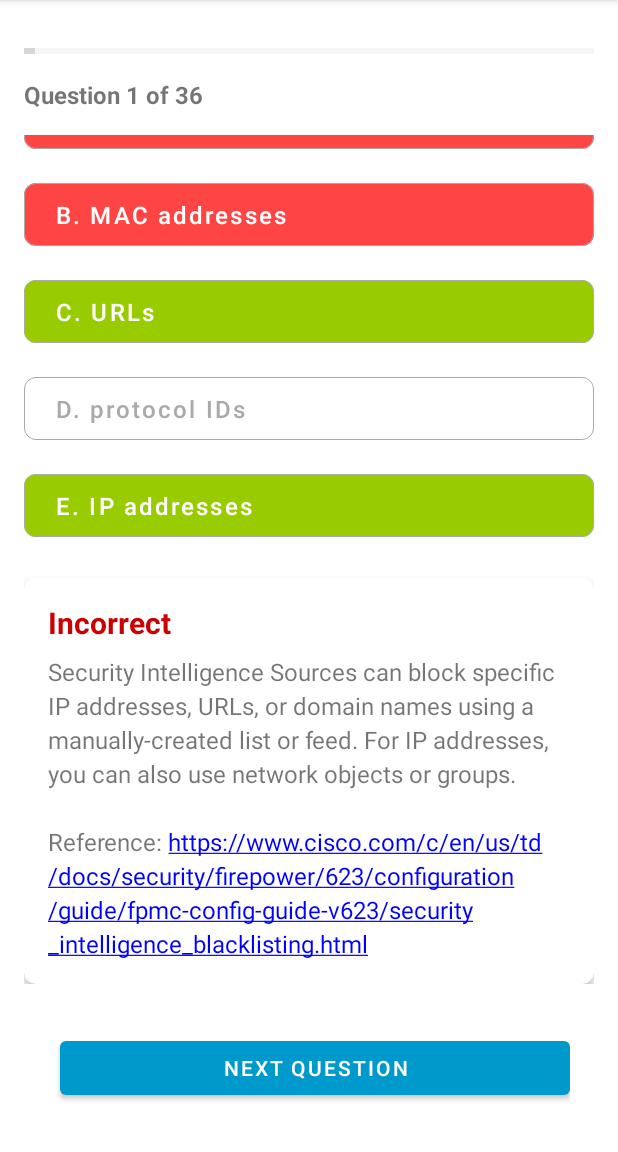
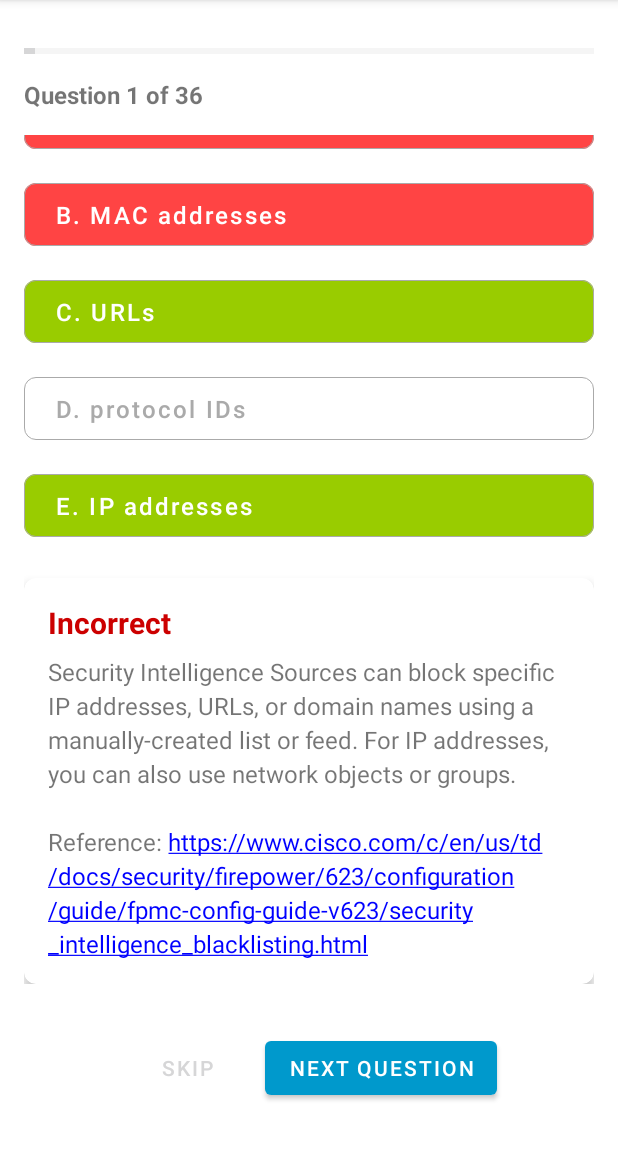
Before and after one commit to ivanomp/SCOR-QA, an Android app: the screen it shows after launch (QuizActivity), after a tap on "SUBMIT ANSWER", on a phone screen of 412 x 824 dp, the part 84-1236 px from its top. Run offline under Robolectric (Android 15) with nearby library versions, the phone set to English and light mode, and no system bars; libraries missing offline, so code that uses them is left out: com.github.chrisbanes.photoview; plain views replace PhotoView; pictures from the network do not load; 3 statements that could not run were skipped; 3 other taps on this screen came first.

Commit message:
Added skip button

```diff
--- a/app/src/main/java/com/ivanmp/myapplication/QuizActivity.kt
+++ b/app/src/main/java/com/ivanmp/myapplication/QuizActivity.kt
@@ -29,6 +29,7 @@ import com.google.android.material.card.MaterialCardView
 import com.google.android.material.progressindicator.LinearProgressIndicator
 import androidx.core.widget.NestedScrollView
 import com.github.chrisbanes.photoview.PhotoView
+import com.google.android.material.dialog.MaterialAlertDialogBuilder
 
 class QuizActivity : AppCompatActivity() {
     private lateinit var progressIndicator: LinearProgressIndicator
@@ -45,6 +46,7 @@ class QuizActivity : AppCompatActivity() {
     private lateinit var explanationText: TextView
     private lateinit var nextButton: MaterialButton
     private lateinit var previousButton: MaterialButton
+    private lateinit var skipButton: MaterialButton
 
     private var currentQuestionIndex = 0
     private var score = 0
@@ -57,10 +59,12 @@ class QuizActivity : AppCompatActivity() {
     private var answeredQuestions = mutableListOf<AnsweredQuestion>()
 
     data class AnsweredQuestion(
+        val questionIndex: Int,
         val question: Question,
         val selectedOptions: Set<String>,
-        val itemPlacements: Map<String, String>,
-        val isCorrect: Boolean
+        val itemPlacements: Map<String, String> = mapOf(),
+        val isCorrect: Boolean = false,
+        val isSkipped: Boolean = false
     )
 
     companion object {
@@ -89,6 +93,38 @@ class QuizActivity : AppCompatActivity() {
 
             // Show first question
             showQuestion()
+
+            // Set up button click listeners
+            previousButton.setOnClickListener {
+                showPreviousQuestion()
+            }
+
+            skipButton.setOnClickListener {
+                // Show a confirmation dialog before skipping
+                MaterialAlertDialogBuilder(this)
+                    .setTitle("Skip Question")
+                    .setMessage("Are you sure you want to skip this question? You can come back to it later.")
+                    .setPositiveButton("Skip") { _, _ ->
+                        // Add current question to skipped questions list if not already answered
+                        if (!answeredQuestions.any { it.questionIndex == currentQuestionIndex }) {
+                            currentQuestion?.let { question ->
+                                answeredQuestions.add(AnsweredQuestion(
+                                    questionIndex = currentQuestionIndex,
+                                    question = question,
+                                    selectedOptions = setOf(),
+                                    isSkipped = true
+                                ))
+                            }
+                        }
+                        showNextQuestion()
+                    }
+                    .setNegativeButton("Cancel", null)
+                    .show()
+            }
+
+            nextButton.setOnClickListener {
+                showNextQuestion()
+            }
         } catch (e: Exception) {
             Log.e("QuizActivity", "Error in onCreate", e)
             showErrorDialog()
@@ -111,6 +147,7 @@ class QuizActivity : AppCompatActivity() {
             explanationText = findViewById(R.id.explanationText)
             nextButton = findViewById(R.id.nextButton)
             previousButton = findViewById(R.id.previousButton)
+            skipButton = findViewById(R.id.skipButton)
 
             // Configure PhotoView
             questionImage.apply {
@@ -150,6 +187,19 @@ class QuizActivity : AppCompatActivity() {
 
                 // Update progress
                 updateProgress()
+
+                // Update button states
+                previousButton.visibility = if (currentQuestionIndex > 0) View.VISIBLE else View.GONE
+                skipButton.visibility = if (!answeredQuestions.any {
+                    it.questionIndex == currentQuestionIndex && !it.isSkipped
+                }) View.VISIBLE else View.GONE
+
+                // Update next button text based on question state
+                nextButton.text = when {
+                    currentQuestionIndex == questions.size - 1 -> "Finish"
+                    answeredQuestions.any { it.questionIndex == currentQuestionIndex } -> "Next"
+                    else -> "Next"
+                }
             } else {
                 showQuizComplete()
             }
@@ -565,6 +615,7 @@ class QuizActivity : AppCompatActivity() {
         currentQuestion?.let { question ->
             answeredQuestions.add(
                 AnsweredQuestion(
+                    questionIndex = currentQuestionIndex,
                     question = question,
                     selectedOptions = selectedOptions,
                     itemPlacements = itemPlacements.toMap(),
@@ -757,4 +808,13 @@ class QuizActivity : AppCompatActivity() {
             .setPositiveButton("OK") { _, _ -> finish() }
             .show()
     }
+
+    private fun showNextQuestion() {
+        if (currentQuestionIndex < questions.size - 1) {
+            currentQuestionIndex++
+            showQuestion()
+        } else {
+            showQuizComplete()
+        }
+    }
 }
--- a/app/src/main/res/layout/activity_quiz.xml
+++ b/app/src/main/res/layout/activity_quiz.xml
@@ -143,22 +143,26 @@
 
         <com.google.android.material.button.MaterialButton
             android:id="@+id/previousButton"
-            android:layout_width="0dp"
+            android:layout_width="wrap_content"
             android:layout_height="wrap_content"
-            android:layout_weight="1"
+            android:text="Previous"
             android:layout_marginEnd="8dp"
-            android:text="Previous"
             android:visibility="gone"
             style="@style/Widget.MaterialComponents.Button.OutlinedButton"/>
 
         <com.google.android.material.button.MaterialButton
+            android:id="@+id/skipButton"
+            android:layout_width="wrap_content"
+            android:layout_height="wrap_content"
+            android:text="Skip"
+            android:layout_marginEnd="8dp"
+            style="@style/Widget.MaterialComponents.Button.TextButton"/>
+
+        <com.google.android.material.button.MaterialButton
             android:id="@+id/nextButton"
-            android:layout_width="0dp"
+            android:layout_width="wrap_content"
             android:layout_height="wrap_content"
-            android:layout_weight="1"
-            android:layout_marginStart="8dp"
-            android:text="Next"
-            android:visibility="gone"/>
+            android:text="Next"/>
 
     </LinearLayout>
 </androidx.constraintlayout.widget.ConstraintLayout>
```
